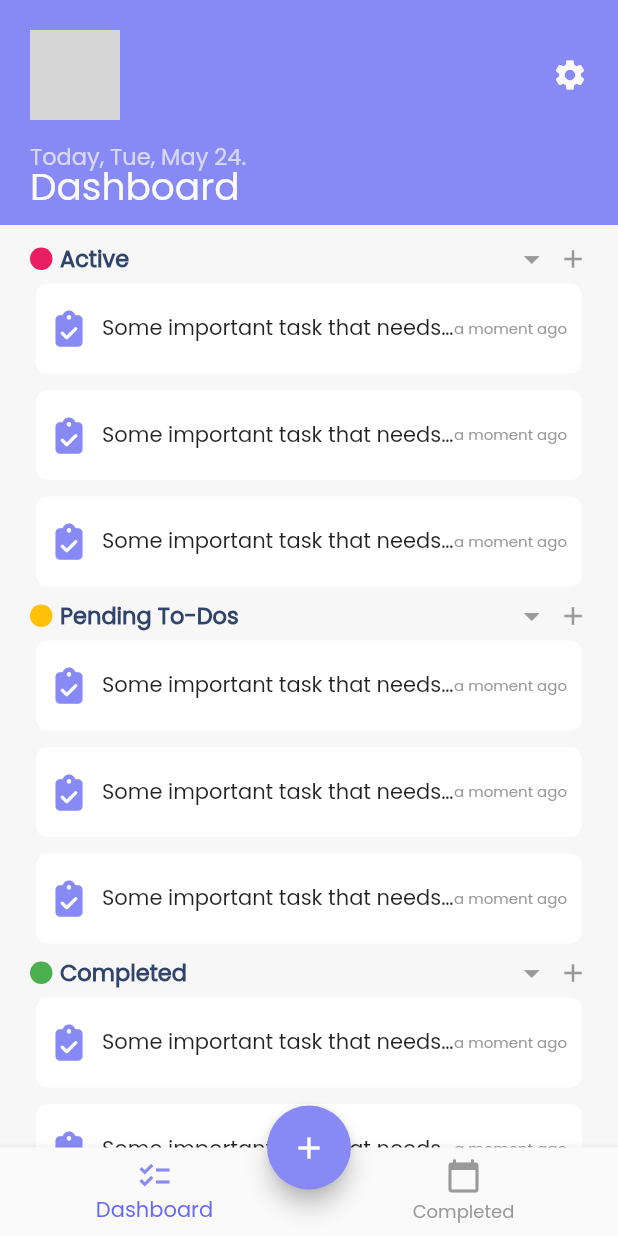
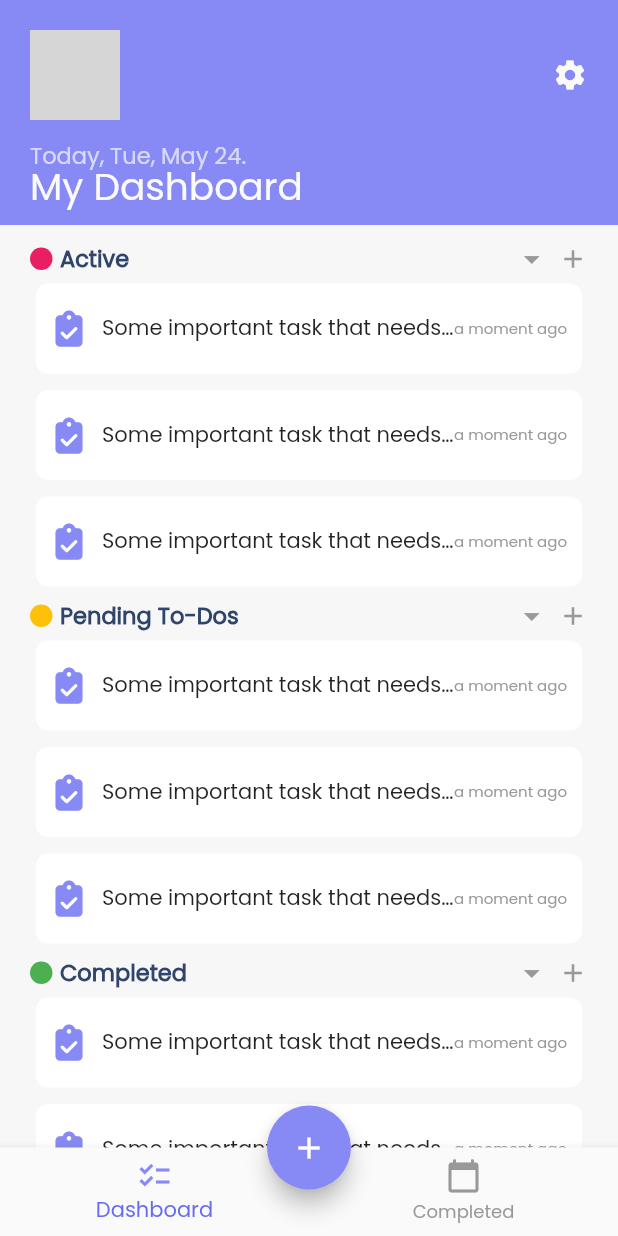
Before and after one commit to WorkWithAfridi/Todoly-Flutter_ToDoApp, a Flutter app: the Mainframe screen opened by its route, on a phone screen of 412 x 824 dp. Run offline on Flutter 3.47's test engine with Material 2 defaults, Android fonts, the phone set to English and light mode, and no system bars; our stand-ins replace font_awesome_flutter, get, get_storage, lottie, timeago; accounts and stored records are empty; network calls fail; grey boxes are pictures that could not be loaded.

```diff
--- a/lib/app/modules/Home/views/mainframe.dart
+++ b/lib/app/modules/Home/views/mainframe.dart
@@ -22,6 +22,13 @@ class _MainframeState extends State<Mainframe> {
   Widget build(BuildContext context) {
     return Scaffold(
       backgroundColor: mainframeScaffoldColor,
+      appBar: PreferredSize(
+        preferredSize: Size.fromHeight(0),
+        child: AppBar(
+          backgroundColor: primaryColor,
+          elevation: 0,
+        ),
+      ),
       body: SizedBox(
         height: Get.height,
         width: Get.width,
--- a/lib/app/modules/Home/views/pagesOnMainframe/dashboard.dart
+++ b/lib/app/modules/Home/views/pagesOnMainframe/dashboard.dart
@@ -4,6 +4,7 @@ import 'package:get/get.dart';
 import 'package:intl/intl.dart';
 import 'package:todoly/app/data/globalConstants.dart';
 import 'package:timeago/timeago.dart' as timeago;
+import 'package:todoly/app/modules/Home/views/profile.dart';
 import 'package:todoly/app/modules/Home/widgets/todoCard.dart';
 
 class DashboardPage extends StatelessWidget {
@@ -260,13 +261,18 @@ class DashboardPage extends StatelessWidget {
             Row(
               mainAxisAlignment: MainAxisAlignment.spaceBetween,
               crossAxisAlignment: CrossAxisAlignment.center,
-              children: const [
-                CircleAvatar(
-                  backgroundImage: NetworkImage(
-                      'https://images.unsplash.com/photo-1633332755192-727a05c4013d?crop=entropy&cs=tinysrgb&fm=jpg&ixlib=rb-1.2.1&q=80&raw_url=true&ixid=MnwxMjA3fDB8MHxwaG90by1wYWdlfHx8fGVufDB8fHx8&auto=format&fit=crop&w=880'),
-                  radius: 30,
+              children: [
+                GestureDetector(
+                  onTap: () {
+                    Get.to(() => ProfileScreen());
+                  },
+                  child: const CircleAvatar(
+                    backgroundImage: NetworkImage(
+                        'https://images.unsplash.com/photo-1633332755192-727a05c4013d?crop=entropy&cs=tinysrgb&fm=jpg&ixlib=rb-1.2.1&q=80&raw_url=true&ixid=MnwxMjA3fDB8MHxwaG90by1wYWdlfHx8fGVufDB8fHx8&auto=format&fit=crop&w=880'),
+                    radius: 30,
+                  ),
                 ),
-                Icon(
+                const Icon(
                   Icons.settings,
                   color: whiteColor,
                 ),
@@ -287,9 +293,9 @@ class DashboardPage extends StatelessWidget {
                   ),
                 ),
                 Text(
-                  "Dashboard",
+                  "My Dashboard",
                   style: defaultTS.copyWith(
-                      color: whiteColor, fontSize: 25, height: .95),
+                      color: whiteColor, fontSize: 25, height: 1),
                 ),
               ],
             ),
```
Also changed, not shown: lib/app/modules/Home/views/profile.dart (added, +72 -0 lines).
